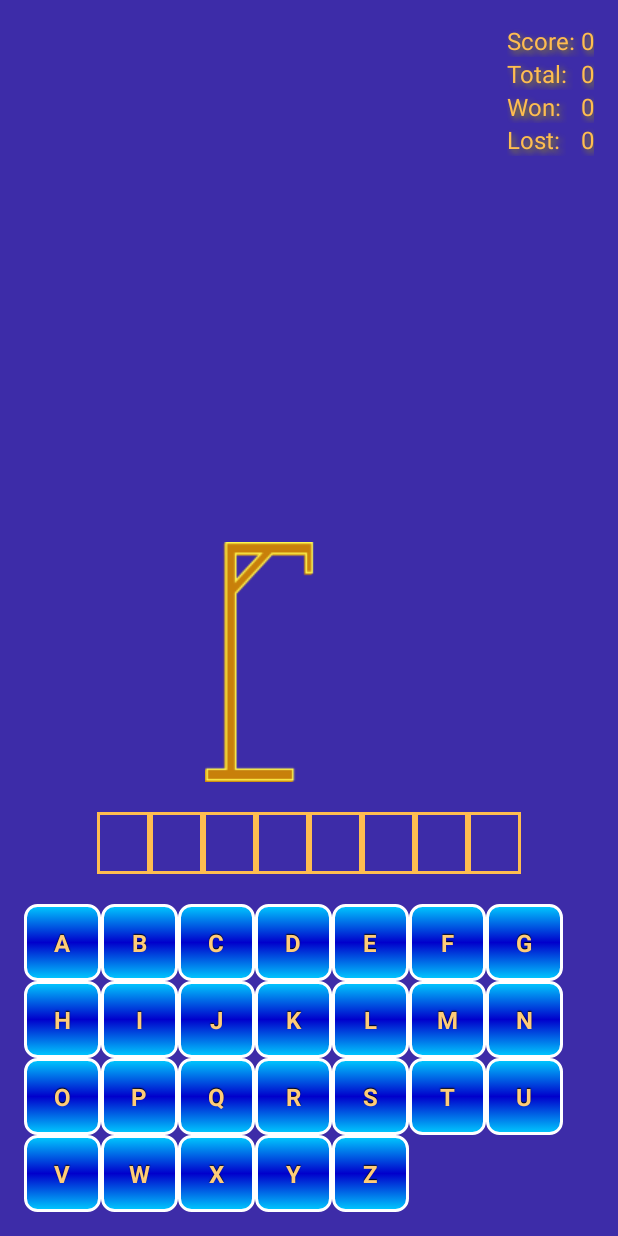
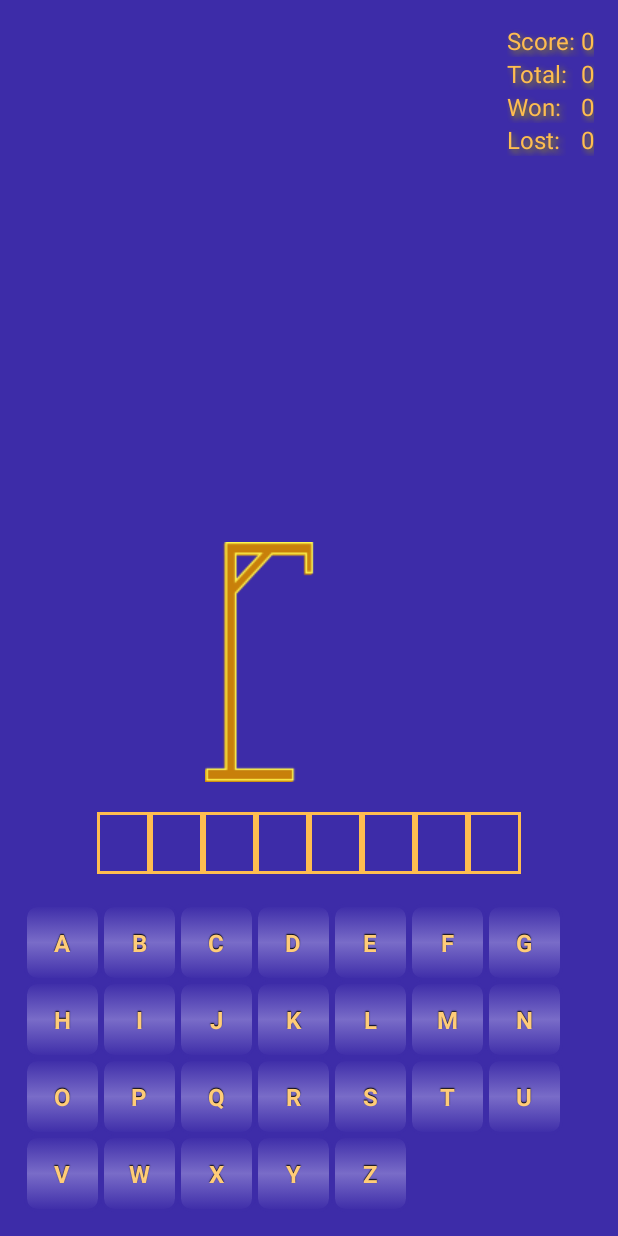
Before and after one commit to ldlarsed/Birthday-O-Matic, an Android app: the GamePlayActivity screen opened directly, with no data from a screen before it, on a phone screen of 412 x 824 dp. Run offline under Robolectric (Android 15) with nearby library versions, the phone set to English and light mode, and no system bars.

Commit message:
Keyboard style works

```diff
--- a/Obliger/Mappe1/Hangman/app/src/main/res/drawable/button_disabled.xml
+++ b/Obliger/Mappe1/Hangman/app/src/main/res/drawable/button_disabled.xml
@@ -2,9 +2,9 @@
 
 <shape xmlns:android="http://schemas.android.com/apk/res/android" android:shape="rectangle">
     <gradient
-        android:startColor="#F2F2F2"
-        android:centerColor="#A4A4A4"
-        android:endColor="#F2F2F2"
+        android:startColor="@color/primary_4"
+        android:centerColor="@color/primary_0"
+        android:endColor="@color/primary_4"
         android:angle="90"/>
     <padding android:left="7dp"
         android:top="7dp"
@@ -12,6 +12,6 @@
         android:bottom="7dp" />
     <stroke
         android:width="2dip"
-        android:color="#FFFFFF" />
+        android:color="@color/primary_0" />
     <corners android:radius= "8dp" />
 </shape>
--- a/Obliger/Mappe1/Hangman/app/src/main/res/drawable/button_enabled.xml
+++ b/Obliger/Mappe1/Hangman/app/src/main/res/drawable/button_enabled.xml
@@ -3,9 +3,9 @@
     android:shape="rectangle">
     <gradient
         android:angle="90"
-        android:centerColor="#0000CC"
-        android:endColor="#00CCFF"
-        android:startColor="#00CCFF" />
+        android:centerColor="@color/primary_1"
+        android:endColor="@color/primary_0"
+        android:startColor="@color/primary_0" />
     <padding
         android:bottom="7dp"
         android:left="7dp"
@@ -13,6 +13,6 @@
         android:top="7dp" />
     <stroke
         android:width="2dip"
-        android:color="#FFFFFF" />
+        android:color="@color/primary_0" />
     <corners android:radius="8dp" />
 </shape>
--- a/Obliger/Mappe1/Hangman/app/src/main/res/drawable/button_focused.xml
+++ b/Obliger/Mappe1/Hangman/app/src/main/res/drawable/button_focused.xml
@@ -2,9 +2,9 @@
 
 <shape xmlns:android="http://schemas.android.com/apk/res/android" android:shape="rectangle">
     <gradient
-        android:startColor="#F7D358"
-        android:centerColor="#DF7401"
-        android:endColor="#F7D358"
+        android:startColor="@color/secondary_2_2"
+        android:centerColor="@color/secondary_1_1"
+        android:endColor="@color/secondary_2_2"
         android:angle="90"/>
     <padding android:left="7dp"
         android:top="7dp"
@@ -12,6 +12,6 @@
         android:bottom="7dp" />
     <stroke
         android:width="2dip"
-        android:color="#FFFFFF" />
+        android:color="@color/secondary_2_2" />
     <corners android:radius= "8dp" />
 </shape>
--- a/Obliger/Mappe1/Hangman/app/src/main/res/drawable/button_pressed.xml
+++ b/Obliger/Mappe1/Hangman/app/src/main/res/drawable/button_pressed.xml
@@ -1,8 +1,8 @@
 <shape xmlns:android="http://schemas.android.com/apk/res/android" android:shape="rectangle">
     <gradient
-        android:startColor="#0000CC"
-        android:centerColor="#00CCFF"
-        android:endColor="#0000CC"
+        android:startColor="@color/secondary_2_2"
+        android:centerColor="@color/secondary_1_1"
+        android:endColor="@color/secondary_2_2"
         android:angle="90"/>
     <padding android:left="7dp"
         android:top="7dp"
@@ -10,6 +10,6 @@
         android:bottom="7dp" />
     <stroke
         android:width="2dip"
-        android:color="#FFFFFF" />
+        android:color="@color/secondary_2_2" />
     <corners android:radius= "8dp" />
 </shape>
```
